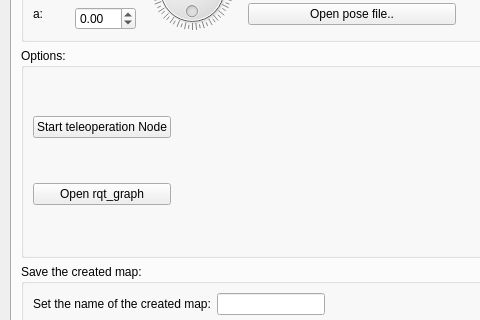
This is Resources/pioneer_3dx_ros/pioneer_gui/ui/real.ui in RovisLab/ROS-Nodes as Qt 5 draws it before an edit; both pictures show x 0 to 480 and y 352 to 672 of the 1048 by 829 pixel window. The edited form follows.
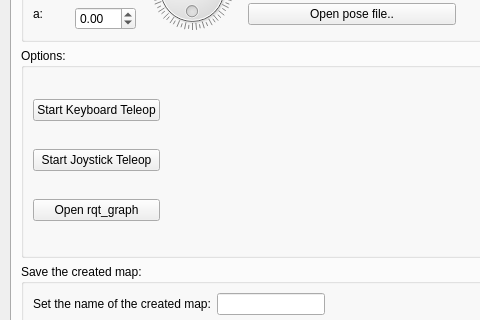
This is the edited form. The open tabs and pages were chosen to show the change.

Commit message: pioner_gui, pioneer_key_teleop and pioneer_joy_teleop

```diff
--- a/Resources/pioneer_3dx_ros/pioneer_gui/ui/real.ui
+++ b/Resources/pioneer_3dx_ros/pioneer_gui/ui/real.ui
@@ -358,7 +358,14 @@
           <item>
            <widget class="QPushButton" name="pushButton_openTeleopMapping">
             <property name="text">
-             <string>Start teleoperation Node</string>
+             <string>Start Keyboard Teleop</string>
+            </property>
+           </widget>
+          </item>
+          <item>
+           <widget class="QPushButton" name="pushButton_openJoyTeleop">
+            <property name="text">
+             <string>Start Joystick Teleop</string>
             </property>
            </widget>
           </item>
```
Left out of the diff: 2 changed lines with no effect on the pictures. The commit also changes 23 other files.
